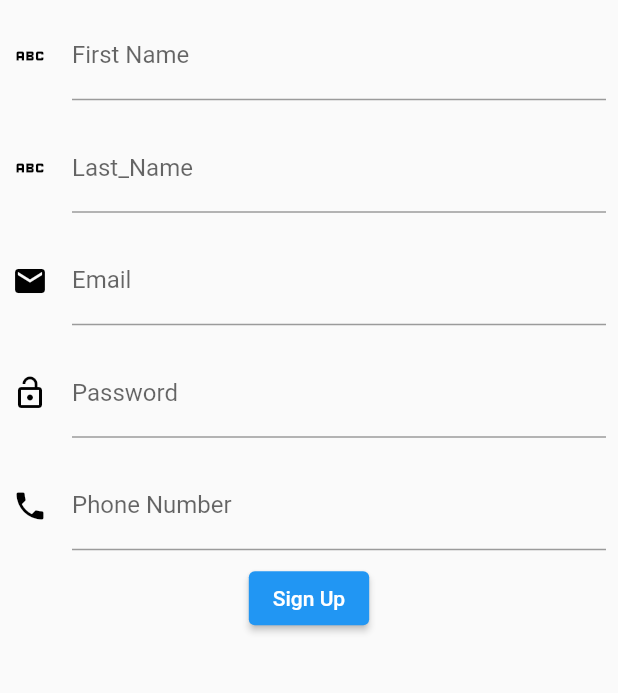
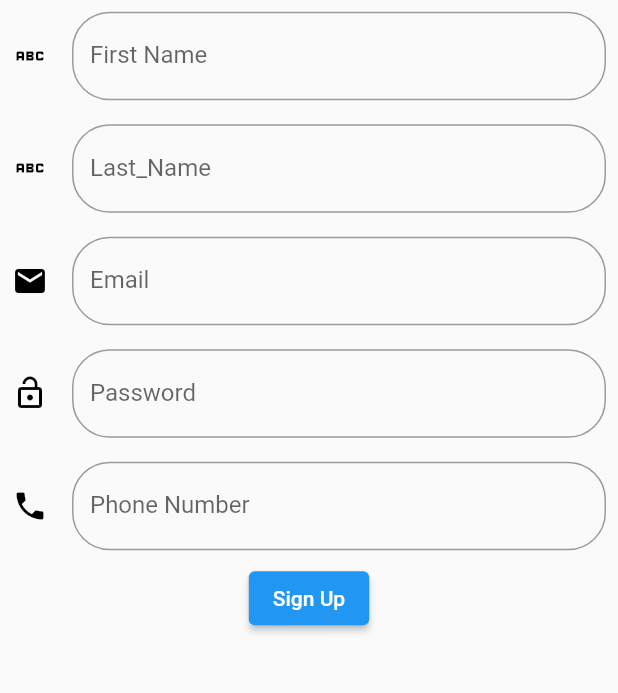
Before and after one commit to suhaib-darawshi/EasyTrip_GraduationProject, a Flutter app: the screen it shows after launch, after a tap on "Sign Up", on a phone screen of 412 x 824 dp, the part 404-1097 px from its top. Run offline on Flutter 3.47's test engine with Material 2 defaults, Android fonts, the phone set to English and light mode, and no system bars; our stand-ins replace easy_localization, flutter_screenutil, rive, string_validator; accounts and stored records are empty; network calls fail.

Commit message:
ui update

```diff
--- a/lib/User_Interface/screens/DetailPage.dart
+++ b/lib/User_Interface/screens/DetailPage.dart
@@ -73,6 +73,10 @@ class DetailPage extends StatelessWidget {
                 )
               ],
             ),
+          ),
+          Padding(
+            padding: const EdgeInsets.all(8.0),
+            child: Text(trip.description),
           )
         ],
       ),
--- a/lib/User_Interface/screens/login_screen.dart
+++ b/lib/User_Interface/screens/login_screen.dart
@@ -6,11 +6,13 @@ import 'package:flutter_screenutil/flutter_screenutil.dart';
 import 'package:provider/provider.dart';
 
 import '../widgets/AlertDialog.dart';
+import '../widgets/CustomFormField.dart';
 
 class LoginScreen extends StatelessWidget {
   @override
   Widget build(BuildContext context) {
     return Scaffold(
+
       appBar: AppBar(
         actions: [
           IconButton(
@@ -31,49 +33,55 @@ class LoginScreen extends StatelessWidget {
       ),
       body: Consumer<AppProvider>(
         builder: (context, provider, child) {
-          return Center(
-            child: SingleChildScrollView(
+          return SingleChildScrollView(
             child: Column(
               mainAxisAlignment: MainAxisAlignment.center,
               children: [
                 Container(
-                    width: 300.w,
-                    height: MediaQuery.of(context).size.height/2,
+
+                  height: MediaQuery.of(context).size.height/4,
                   alignment: Alignment.center,
                   child: Image.asset(
                     'assets/imgs/demologo.PNG',
-                      fit: BoxFit.fitWidth,
+                    alignment: Alignment.topCenter,
+                    width: MediaQuery.of(context).size.width,
+                    height: MediaQuery.of(context).size.height/3,
+                    fit: BoxFit.cover,
                   ),
                 ),
                 Padding(
-                    padding: const EdgeInsets.all(8.0),
-                    child: TextFormField(
-                      decoration: InputDecoration(
-                        icon: const Icon(
-                          Icons.person_rounded,
-                          color: Colors.black,
+                  padding: const EdgeInsets.all(20.0),
+                  child: CustomTextField(
+                    icon: const Icon(Icons.email),
+                        validation: provider.emailValidation,
+                        label: 'Email',
+                        controller: provider.emailController),
                 ),
-                        labelText: "Email".tr(),
+                  //  SizedBox(
+                  //   height: 20.h,
+                  // ),
+                  Padding(
+                    padding: const EdgeInsets.all(20.0),
+                    child: CustomTextField(
+                      icon: const Icon(Icons.lock_open_sharp),
+                        validation: provider.passwordValidation,
+                        textInputType: TextInputType.emailAddress,
+                        isPassword: true,
+                        label: 'password',
+                        controller: provider.passwordController),
                   ),
-                      controller: provider.emailController,
+                Container(
+                  width: double.infinity,
+                    padding: EdgeInsets.symmetric(
+                      horizontal: MediaQuery.of(context).size.width / 8,
                     ),
+                  child: TextButton(
+                        style: TextButton.styleFrom(
+                          shape: const StadiumBorder(),
+                          backgroundColor: Colors.blue,
+                          padding: const EdgeInsets.symmetric(vertical: 14),
                         ),
-                  Padding(
-                    padding: const EdgeInsets.all(8.0),
-                    child: TextFormField(
-                      obscureText: true,
-                      decoration: InputDecoration(
-                        icon: const Icon(
-                          Icons.lock_open,
-                          color: Colors.black,
-                        ),
-                        labelText: "Password".tr(),
-                      ),
-                      controller: provider.passwordController,
-                    ),
-                  ),
-                  ElevatedButton(
-                      onPressed: () async {
+                        onPressed:  () async {
                         String resp = await provider.logIn();
                         if (resp == "ACCESSED") {
                           Navigator.of(context).pushReplacementNamed("HomeScreen");
@@ -86,10 +94,31 @@ class LoginScreen extends StatelessWidget {
                               });
                         }
                       },
-                      child: Text("Sign_in".tr())),
+                        child:  Text(
+                          "Sign_in".tr(),
+                          style: TextStyle(fontSize: 20, color: Colors.white),
+                        ),
+                      ),
+                ),
+                SizedBox(height: 30.h,),
+                // ElevatedButton(
+                //     onPressed: () async {
+                //       String resp = await provider.logIn();
+                //       if (resp == "ACCESSED") {
+                //         Navigator.of(context).pushReplacementNamed("HomeScreen");
+                //       } else {
+                //         provider.clearTextFields();
+                //         showDialog(
+                //             context: context,
+                //             builder: (context) {
+                //               return AlertD(resp);
+                //             });
+                //       }
+                //     },
+                //     child: Text("Sign_in".tr())),
                 Row(
                   children: [
-                      Text("Dont_have_an_account_?".tr()),
+                    Text("Dont_have_an_account_?".tr(),style: TextStyle(fontSize: 22),),
                     SizedBox(
                       width: 20.w,
                     ),
@@ -102,7 +131,6 @@ class LoginScreen extends StatelessWidget {
                 )
               ],
             ),
-            ),
           );
         },
       ),
--- a/lib/User_Interface/screens/personalPage.dart
+++ b/lib/User_Interface/screens/personalPage.dart
@@ -11,6 +11,9 @@ class PersonalPage extends StatelessWidget {
         ListTile(
           title: Text("Account_Information".tr()),
           trailing: const Icon(Icons.arrow_forward_ios),
+          onTap: () {
+            Navigator.of(context).pushNamed("AccountInformation");
+          },
         ),
         ListTile(
           title: Text("Edit_Information".tr()),
--- a/lib/User_Interface/screens/sign_up_screen.dart
+++ b/lib/User_Interface/screens/sign_up_screen.dart
@@ -43,6 +43,9 @@ class SignUp extends StatelessWidget {
                       Icons.abc,
                       color: Colors.black,
                     ),
+                    border: OutlineInputBorder(
+                          borderRadius: BorderRadius.circular(25.0),
+                        ),
                     labelText: "First_Name".tr(),
                   ),
                   controller: provider.firstnameController,
@@ -56,6 +59,9 @@ class SignUp extends StatelessWidget {
                       Icons.abc,
                       color: Colors.black,
                     ),
+                    border: OutlineInputBorder(
+                          borderRadius: BorderRadius.circular(25.0),
+                        ),
                     labelText: "Last_Name".tr(),
                   ),
                   controller: provider.lastnameController,
@@ -70,6 +76,9 @@ class SignUp extends StatelessWidget {
                       Icons.email,
                       color: Colors.black,
                     ),
+                    border: OutlineInputBorder(
+                          borderRadius: BorderRadius.circular(25.0),
+                        ),
                     labelText: "Email".tr(),
                   ),
                   controller: provider.emailController,
@@ -84,6 +93,9 @@ class SignUp extends StatelessWidget {
                       Icons.lock_open,
                       color: Colors.black,
                     ),
+                    border: OutlineInputBorder(
+                          borderRadius: BorderRadius.circular(25.0),
+                        ),
                     labelText: "Password".tr(),
                   ),
                   controller: provider.passwordController,
@@ -98,6 +110,9 @@ class SignUp extends StatelessWidget {
                       Icons.phone,
                       color: Colors.black,
                     ),
+                    border: OutlineInputBorder(
+                          borderRadius: BorderRadius.circular(25.0),
+                        ),
                     labelText: "Phone_Number".tr(),
                   ),
                   controller: provider.phoneNumberController,
--- /dev/null
+++ b/lib/User_Interface/widgets/CustomFormField.dart
@@ -0,0 +1,39 @@
+import 'package:flutter/material.dart';
+
+class CustomTextField extends StatelessWidget {
+  final Function validation;
+  final String label;
+  final TextEditingController controller;
+  final bool isPassword;
+  final TextInputType textInputType;
+  final Icon icon;
+
+  const CustomTextField(
+      {Key? key,
+      required this.validation,
+      required this.label,
+      required this.controller,
+      this.isPassword = false,
+      this.textInputType = TextInputType.text,
+      this.icon= const Icon(Icons.abc)
+      })
+      : super(key: key);
+
+  @override
+  Widget build(BuildContext context) {
+    return TextFormField(
+      validator: (v) => this.validation(v),
+      controller: this.controller,
+      obscureText: isPassword,
+
+      decoration: InputDecoration(
+        icon: this.icon,
+        labelText: this.label,
+        border: OutlineInputBorder(
+          borderRadius: BorderRadius.circular(25.0),
+        ),
+      ),
+      keyboardType: this.textInputType,
+    );
+  }
+}
--- a/lib/main.dart
+++ b/lib/main.dart
@@ -11,6 +11,7 @@ import 'package:flutter_screenutil/flutter_screenutil.dart';
 import 'package:provider/provider.dart';
 
 import 'User_Interface/screens/FilteredTripPage.dart';
+import 'User_Interface/screens/account_information.dart';
 
 void main(List<String> args) async {
   WidgetsFlutterBinding.ensureInitialized();
@@ -53,7 +54,8 @@ class Builded extends StatelessWidget {
             'update_user_page':(context) => UpdateUserPage(),
             'HomeScreen':(context) => HomeScreen(),
             "LogIn":(context) => LoginScreen(),
-            "FilteredTripScreen":(context) => FilteredTripScreen()
+            "FilteredTripScreen":(context) => FilteredTripScreen(),
+            "AccountInformation":(context) => AccountInformation()
           },
           home: LoginScreen(),
         );
--- a/pubspec.yaml
+++ b/pubspec.yaml
@@ -42,6 +42,8 @@ dependencies:
   shared_preferences: ^2.0.15
   provider: ^6.0.4
   http: ^0.13.5
+  rive: ^0.9.1
+  string_validator: ^0.3.0
 dev_dependencies:
   flutter_test:
     sdk: flutter
@@ -68,6 +70,7 @@ flutter:
   assets:
     - assets/imgs/
     - assets/languages/
+    - assets/animation/
   #   - images/a_dot_ham.jpeg
 
   # An image asset can refer to one or more resolution-specific "variants", see
```
Also changed, not shown: lib/User_Interface/screens/account_information.dart (+43 -3 lines), lib/User_Interface/screens/loginScreen.dart (added, +233 -0 lines), lib/User_Interface/screens/updateinformation.dart (+9 -15 lines), lib/User_Interface/widgets/TripWidget.dart (+35 -13 lines), lib/date_repo/enum.dart (added, +10 -0 lines), lib/provider/app_provider.dart (+48 -2 lines), pubspec.lock, 1 other file. Lines whose indentation alone changed are shown as unchanged.
